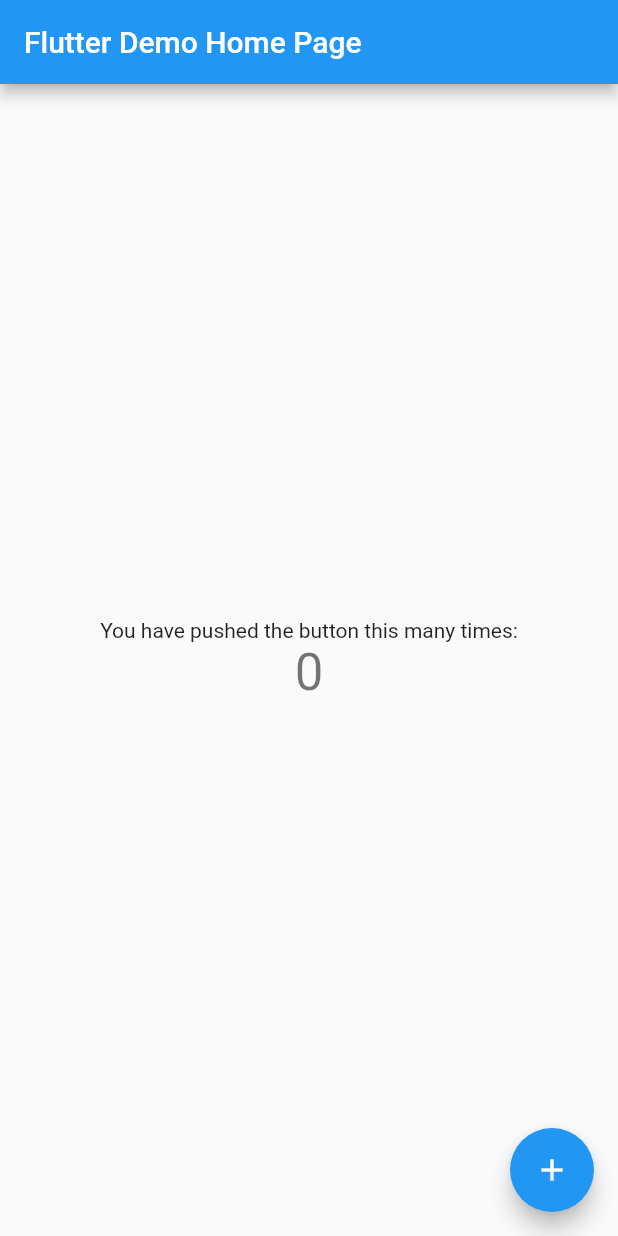
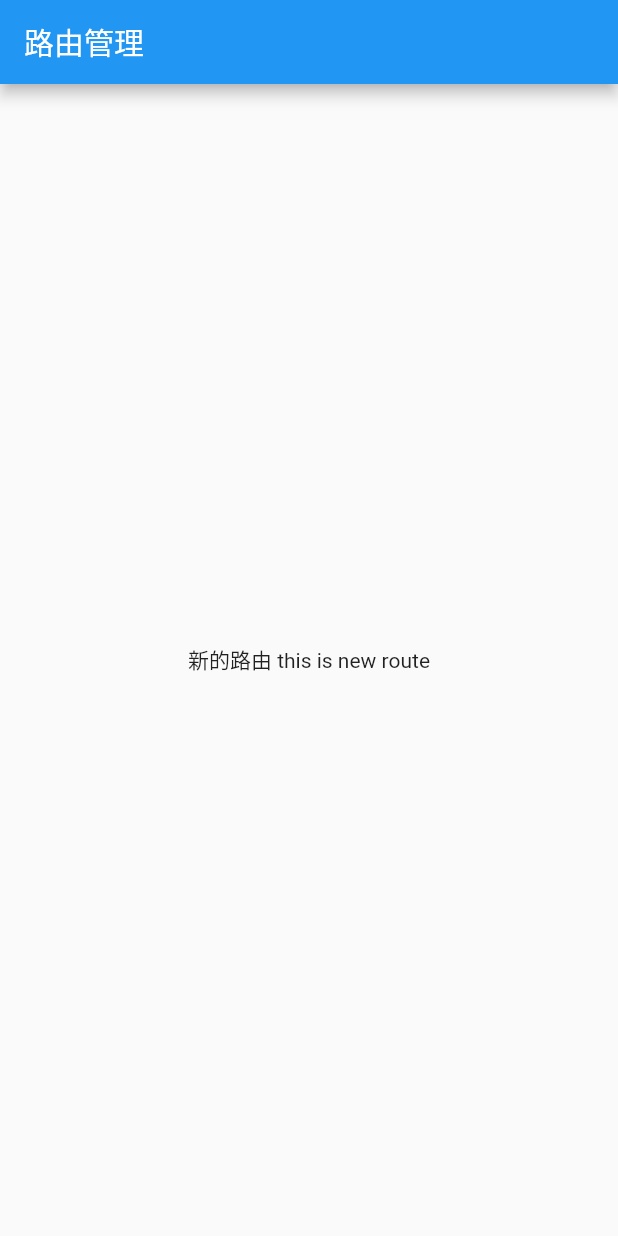
Before and after one commit to freesme/flutter_notes, a Flutter app: the screen it shows after launch, on a phone screen of 412 x 824 dp. Run offline on Flutter 3.47's test engine with Material 2 defaults, Android fonts, the phone set to English and light mode, and no system bars.

Commit message:
路由基本使用

```diff
--- a/lib/main.dart
+++ b/lib/main.dart
@@ -1,4 +1,7 @@
 import 'package:flutter/material.dart';
+import 'package:flutter_notes/route/EchoRoute.dart';
+import 'package:flutter_notes/route/NewRoute.dart';
+import 'package:flutter_notes/route/RouterTestRoute.dart';
 
 void main() => runApp(MyApp());
 
@@ -20,6 +23,13 @@ class MyApp extends StatelessWidget {
         // is not restarted.
         primarySwatch: Colors.blue,
       ),
+
+      routes: {
+        "new_page":(context) => NewRoute(),
+        "home":(context) => MyHomePage(title: "Flutter Homde Page"),
+        "ech":(context) =>EchoRoute()
+      },
+      initialRoute: 'new_page',
       home: MyHomePage(title: 'Flutter Demo Home Page'),
     );
   }
@@ -98,6 +108,35 @@ class _MyHomePageState extends State<MyHomePage> {
               '$_counter',
               style: Theme.of(context).textTheme.display1,
             ),
+            FlatButton(
+              child: Text("打开新的路由 open new route"),
+              textColor: Colors.blue,
+              //点击操作 跳转路由
+              onPressed: (){
+                //Navigator 路由管理组件 提供打开和退路由页的方法
+//                Navigator.push(context,
+//                //MaterialPageRoute 有整个屏幕空间的一个模态路由页面，它还定义了路由构建及切换时过渡动画的相关接口及属性
+//                MaterialPageRoute(builder: (context){
+//                  return NewRoute();
+//                }));
+              Navigator.pushNamed(context, "new_page");
+              },
+            ),
+            FlatButton(
+              child: Text("_命名路由传值"),
+              textColor: Colors.blue,
+              //点击操作 跳转路由
+              onPressed: (){
+                //Navigator 路由管理组件 提供打开和退路由页的方法
+//                Navigator.push(context,
+//                //MaterialPageRoute 有整个屏幕空间的一个模态路由页面，它还定义了路由构建及切换时过渡动画的相关接口及属性
+//                MaterialPageRoute(builder: (context){
+//                  return NewRoute();
+//                }));
+                Navigator.of(context).pushNamed("ech",arguments: "hi");
+              },
+            ),
+            RouterTestRoute()
           ],
         ),
       ),
@@ -109,5 +148,3 @@ class _MyHomePageState extends State<MyHomePage> {
     );
   }
 }
-
-//路由
--- /dev/null
+++ b/lib/route/NewRoute.dart
@@ -0,0 +1,18 @@
+//路由管理
+//Android中通常指一个Activity，在iOS中指一个ViewController
+import 'package:flutter/material.dart';
+
+class NewRoute extends StatelessWidget{
+  @override
+  Widget build(BuildContext context) {
+    return Scaffold(
+      appBar: AppBar(
+        title: Text("路由管理"),
+      ),
+      body: Center(
+        child: Text("新的路由 this is new route"),
+      ),
+    );
+  }
+
+}
--- /dev/null
+++ b/lib/route/Routers.dart
@@ -0,0 +1 @@
+//路由表
```
Also changed, not shown: lib/route/EchoRoute.dart (added, +23 -0 lines), lib/route/RouterTestRoute.dart (added, +25 -0 lines), lib/route/TipRoute.dart (added, +34 -0 lines).
